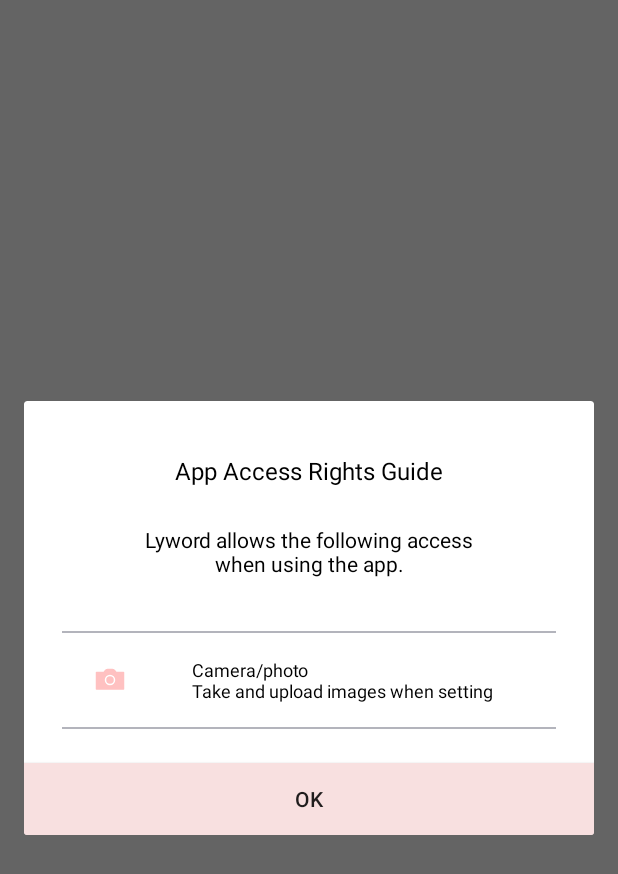
After one commit to Ginieee/MP_Lyword, an Android app: the fragment AccessDialog shown on its own in the app's theme, on a phone screen of 412 x 824 dp. The commit adds this screen. Shown: the top 874 px of the screen. Run offline under Robolectric (Android 15) with nearby library versions, the phone set to English and light mode, and no system bars.

Commit message:
[ADD] 마이페이지 프로필 사진 편집

```diff
--- a/app/build.gradle
+++ b/app/build.gradle
@@ -65,4 +65,7 @@
 
     //이미지 로딩 라이브러리
     implementation 'com.github.bumptech.glide:glide:4.12.0'
+
+    // 이미지 둥글~
+    implementation 'de.hdodenhof:circleimageview:3.1.0'
 }
--- a/app/src/main/AndroidManifest.xml
+++ b/app/src/main/AndroidManifest.xml
@@ -3,6 +3,10 @@
     xmlns:tools="http://schemas.android.com/tools">
 
     <uses-permission android:name="android.permission.INTERNET" />
+    <uses-permission android:name="android.permission.READ_EXTERNAL_STORAGE" />
+    <uses-permission
+        android:name="android.permission.MANAGE_EXTERNAL_STORAGE"
+        tools:ignore="ScopedStorage" />
 
     <application
         android:allowBackup="true"
@@ -16,7 +20,7 @@
         android:networkSecurityConfig="@xml/network_security_config"
         tools:targetApi="31">
         <activity
-            android:name=".MyProfileActivity"
+            android:name=".mypage.MyProfileActivity"
             android:exported="false" />
         <activity
             android:name=".OnboardActivity"
--- /dev/null
+++ b/app/src/main/java/com/example/lyword/mypage/AccessDialog.kt
@@ -0,0 +1,40 @@
+package com.example.lyword.mypage
+
+import android.os.Bundle
+import android.view.LayoutInflater
+import android.view.View
+import android.view.ViewGroup
+import android.view.Window
+import androidx.fragment.app.DialogFragment
+import com.example.lyword.databinding.DialogAccessRightsPhotoBinding
+
+class AccessDialog: DialogFragment() {
+    private lateinit var binding : DialogAccessRightsPhotoBinding
+
+//    interface AccessDialogListener {
+//        fun onConfirm()
+//    }
+
+//    private lateinit var accessDialogListener: AccessDialogListener
+
+//    fun setCustomListener(listener: AccessDialogListener){
+//        accessDialogListener = listener
+//    }
+
+    override fun onCreateView(inflater: LayoutInflater, container: ViewGroup?, savedInstanceState: Bundle?): View {
+        binding = DialogAccessRightsPhotoBinding.inflate(inflater)
+        dialog?.window?.requestFeature(Window.FEATURE_NO_TITLE)
+        isCancelable = false
+        return binding.root
+    }
+
+    override fun onViewCreated(view: View, savedInstanceState: Bundle?) {
+        super.onViewCreated(view, savedInstanceState)
+        with(binding){
+            accessDialogOkBt.setOnClickListener {
+//                accessDialogListener.onConfirm()
+                dismiss()
+            }
+        }
+    }
+}
--- /dev/null
+++ b/app/src/main/res/drawable/ic_camera.xml
@@ -0,0 +1,20 @@
+<vector xmlns:android="http://schemas.android.com/apk/res/android"
+    android:width="24dp"
+    android:height="24dp"
+    android:viewportWidth="24"
+    android:viewportHeight="24">
+  <path
+      android:strokeWidth="1"
+      android:pathData="M8,7L8.74,5.891C9.111,5.334 9.735,5 10.404,5H13.596C14.265,5 14.889,5.334 15.26,5.891L16,7H21V18H3V7H8Z"
+      android:strokeLineJoin="round"
+      android:fillColor="#FFC1C1"
+      android:fillType="evenOdd"
+      android:strokeColor="#FFC1C1"
+      android:strokeLineCap="round"/>
+  <path
+      android:strokeWidth="1"
+      android:pathData="M12,15C13.657,15 15,13.657 15,12C15,10.343 13.657,9 12,9C10.343,9 9,10.343 9,12C9,13.657 10.343,15 12,15Z"
+      android:fillColor="#00000000"
+      android:fillType="evenOdd"
+      android:strokeColor="#ffffff"/>
+</vector>
--- /dev/null
+++ b/app/src/main/res/layout/dialog_access_rights_photo.xml
@@ -0,0 +1,98 @@
+<?xml version="1.0" encoding="utf-8"?>
+<androidx.constraintlayout.widget.ConstraintLayout xmlns:android="http://schemas.android.com/apk/res/android"
+    android:layout_width="wrap_content"
+    android:layout_height="wrap_content"
+    xmlns:app="http://schemas.android.com/apk/res-auto"
+    android:layout_marginHorizontal="30dp">
+
+    <TextView
+        android:id="@+id/sign_up_access_tv"
+        android:layout_width="wrap_content"
+        android:layout_height="wrap_content"
+        android:text="App Access Rights Guide"
+        android:textColor="@color/black"
+        android:textSize="16sp"
+        android:layout_marginTop="35dp"
+        app:layout_constraintStart_toStartOf="parent"
+        app:layout_constraintEnd_toEndOf="parent"
+        app:layout_constraintTop_toTopOf="parent"/>
+
+    <TextView
+        android:id="@+id/sign_up_access_right_tv"
+        android:layout_width="wrap_content"
+        android:layout_height="wrap_content"
+        android:layout_marginTop="25dp"
+        android:text="Lyword allows the following access\nwhen using the app."
+        android:textSize="14sp"
+        android:textColor="@color/black"
+        android:gravity="center"
+        app:layout_constraintStart_toStartOf="parent"
+        app:layout_constraintEnd_toEndOf="parent"
+        app:layout_constraintTop_toBottomOf="@id/sign_up_access_tv" />
+
+    <View
+        android:id="@+id/sign_up_view_one"
+        android:layout_width="match_parent"
+        android:layout_height="1dp"
+        android:layout_centerInParent="true"
+        android:background="#B3B4BC"
+        android:backgroundTint="#B3B4BC"
+        android:layout_marginTop="35dp"
+        android:layout_marginHorizontal="25dp"
+        app:layout_constraintStart_toStartOf="parent"
+        app:layout_constraintEnd_toEndOf="parent"
+        app:layout_constraintTop_toBottomOf="@id/sign_up_access_right_tv"/>
+
+    <ImageView
+        android:id="@+id/sign_up_camera_iv"
+        android:layout_width="wrap_content"
+        android:layout_height="wrap_content"
+        app:layout_constraintStart_toStartOf="parent"
+        android:src="@drawable/ic_camera"
+        android:layout_marginTop="19dp"
+        android:layout_marginStart="45dp"
+        app:layout_constraintTop_toBottomOf="@id/sign_up_view_one"/>
+
+    <View
+        android:id="@+id/sign_up_view_two"
+        android:layout_width="match_parent"
+        android:layout_height="1dp"
+        android:layout_centerInParent="true"
+        android:background="#B3B4BC"
+        android:backgroundTint="#B3B4BC"
+        android:layout_marginTop="19dp"
+        android:layout_marginHorizontal="25dp"
+        app:layout_constraintStart_toStartOf="parent"
+        app:layout_constraintEnd_toEndOf="parent"
+        app:layout_constraintTop_toBottomOf="@+id/sign_up_camera_iv"/>
+
+    <TextView
+        android:id="@+id/sign_up_use_camera_tv"
+        android:layout_width="wrap_content"
+        android:layout_height="wrap_content"
+        android:text="Camera/photo\nTake and upload images when setting"
+        android:textColor="@color/black"
+        android:textSize="12sp"
+        android:layout_marginStart="20dp"
+        android:layout_marginEnd="20dp"
+        app:layout_constraintStart_toEndOf="@id/sign_up_camera_iv"
+        app:layout_constraintEnd_toEndOf="@id/sign_up_view_one"
+        app:layout_constraintTop_toBottomOf="@id/sign_up_view_one"
+        app:layout_constraintBottom_toTopOf="@id/sign_up_view_two"/>
+
+    <Button
+        android:id="@+id/access_dialog_ok_bt"
+        android:layout_width="0dp"
+        android:layout_height="wrap_content"
+        android:background="@color/subPink"
+        android:backgroundTint="@null"
+        android:text="@string/ok"
+        android:textSize="14sp"
+        android:layout_marginTop="40dp"
+        app:layout_constraintEnd_toEndOf="parent"
+        app:layout_constraintStart_toStartOf="parent"
+        app:layout_constraintTop_toBottomOf="@+id/sign_up_use_camera_tv" />
+
+
+
+</androidx.constraintlayout.widget.ConstraintLayout>
--- a/app/src/main/res/layout/fragment_mypage.xml
+++ b/app/src/main/res/layout/fragment_mypage.xml
@@ -42,6 +42,7 @@
         android:background="@color/white"/>
 
     <ImageButton
+        android:id="@+id/mypage_edit_bt"
         android:layout_width="24dp"
         android:layout_height="24dp"
         android:scaleType="fitXY"
@@ -64,7 +65,8 @@
         app:layout_constraintEnd_toEndOf="parent"
         app:layout_constraintTop_toBottomOf="@id/mypage_logo">
 
-        <ImageView
+        <de.hdodenhof.circleimageview.CircleImageView
+            android:id="@+id/profile_img"
             android:layout_width="wrap_content"
             android:layout_height="wrap_content"
             android:src="@drawable/ic_profile"
@@ -100,6 +102,7 @@
             android:layout_marginTop="5dp"/>
 
         <TextView
+            android:id="@+id/profile_intro_tv"
             android:layout_width="wrap_content"
             android:layout_height="wrap_content"
             android:textColor="@color/black"
```
Also changed, not shown: app/src/main/java/com/example/lyword/mypage/MyProfileActivity.kt (+99 -1 lines), app/src/main/java/com/example/lyword/mypage/MypageFragment.kt (+40 -1 lines), app/src/main/res/layout/activity_my_profile.xml (+5 -2 lines), app/src/main/res/layout/fragment_today.xml (+17 -3 lines).
